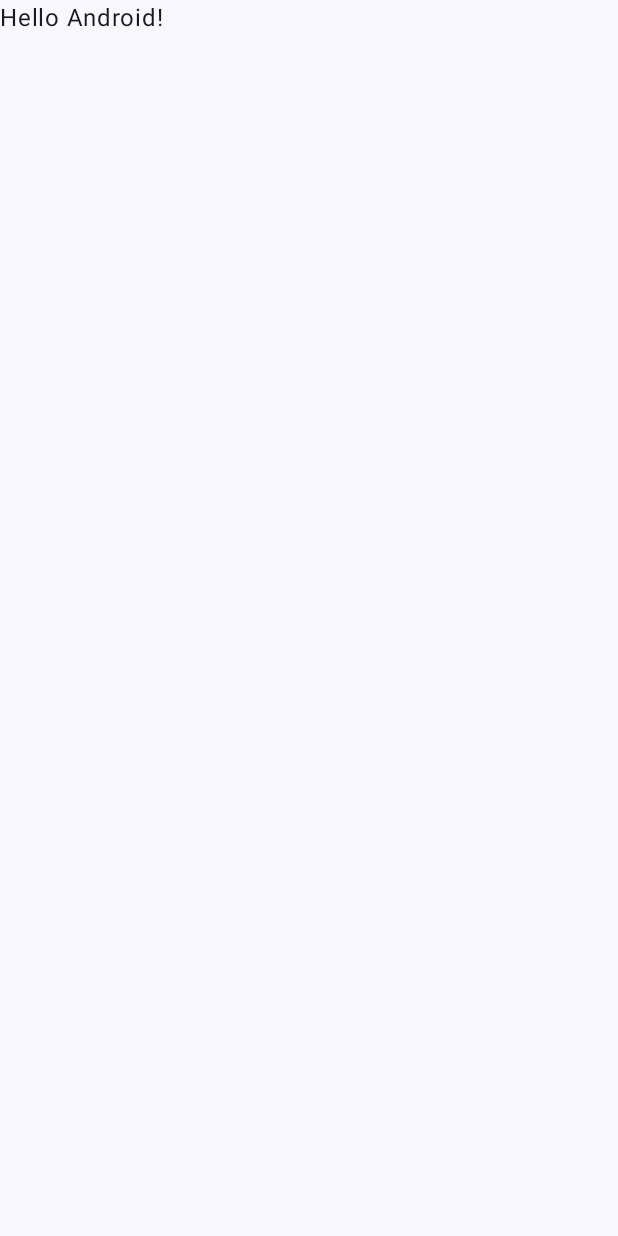
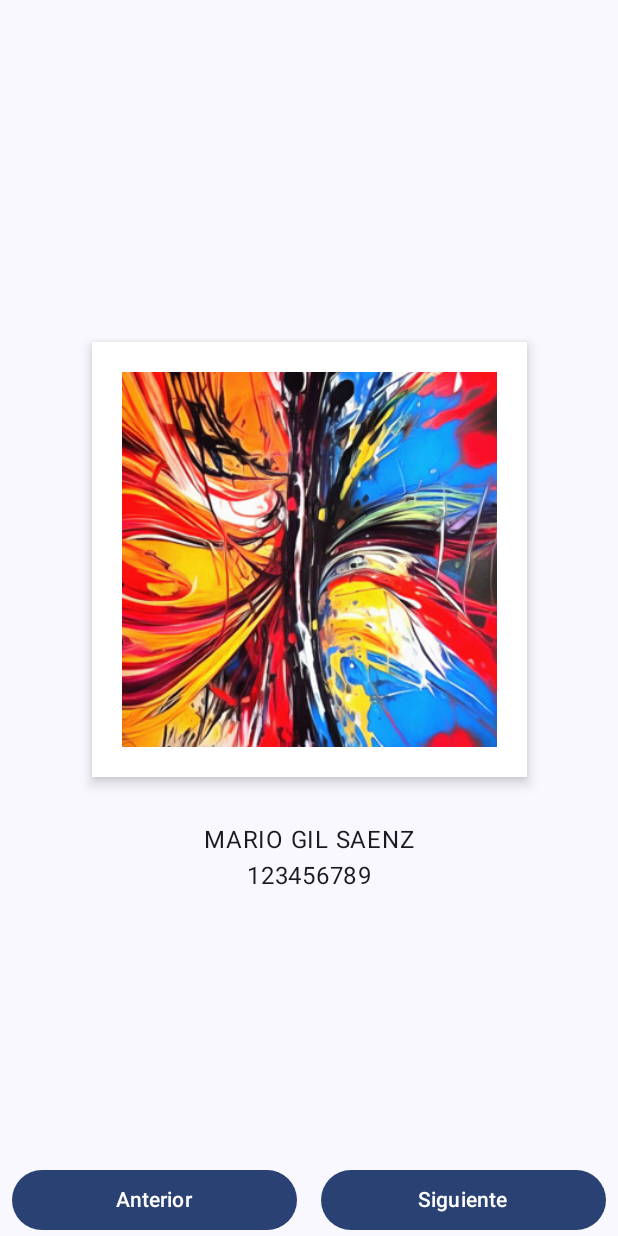
Before and after one commit to magilssa/ArtSpace_INFOMOVIL, an Android app built with Jetpack Compose: the screen it shows after launch (MainActivity), on a phone screen of 412 x 824 dp. Before the commit the screen is almost empty. Run offline under Robolectric (Android 15) with nearby library versions, the phone set to English and light mode, and no system bars.

Commit message:
Interfaz básica hecha - Faltaría agregar la funcionalidad a los botones Siguiente y Anterior

```diff
--- a/app/src/main/java/com/example/artspace_infomovil/MainActivity.kt
+++ b/app/src/main/java/com/example/artspace_infomovil/MainActivity.kt
@@ -3,13 +3,34 @@ package com.example.artspace_infomovil
 import android.os.Bundle
 import androidx.activity.ComponentActivity
 import androidx.activity.compose.setContent
+import androidx.compose.foundation.BorderStroke
+import androidx.compose.foundation.Image
+import androidx.compose.foundation.border
+import androidx.compose.foundation.layout.Arrangement
+import androidx.compose.foundation.layout.Column
+import androidx.compose.foundation.layout.Row
+import androidx.compose.foundation.layout.Spacer
 import androidx.compose.foundation.layout.fillMaxSize
+import androidx.compose.foundation.layout.fillMaxWidth
+import androidx.compose.foundation.layout.height
+import androidx.compose.foundation.layout.padding
+import androidx.compose.foundation.layout.size
+import androidx.compose.foundation.shape.RoundedCornerShape
+import androidx.compose.material3.Button
 import androidx.compose.material3.MaterialTheme
 import androidx.compose.material3.Surface
 import androidx.compose.material3.Text
 import androidx.compose.runtime.Composable
+import androidx.compose.ui.Alignment
 import androidx.compose.ui.Modifier
+import androidx.compose.ui.draw.clip
+import androidx.compose.ui.draw.shadow
+import androidx.compose.ui.graphics.Color
+import androidx.compose.ui.layout.ContentScale
+import androidx.compose.ui.res.painterResource
+import androidx.compose.ui.res.stringResource
 import androidx.compose.ui.tooling.preview.Preview
+import androidx.compose.ui.unit.dp
 import com.example.artspace_infomovil.ui.theme.ArtSpace_INFOMOVILTheme
 
 class MainActivity : ComponentActivity() {
@@ -22,7 +43,7 @@ class MainActivity : ComponentActivity() {
                     modifier = Modifier.fillMaxSize(),
                     color = MaterialTheme.colorScheme.background
                 ) {
-                    Greeting("Android")
+                    SpaceApp()
                 }
             }
         }
@@ -30,17 +51,61 @@ class MainActivity : ComponentActivity() {
 }
 
 @Composable
-fun Greeting(name: String, modifier: Modifier = Modifier) {
-    Text(
-        text = "Hello $name!",
-        modifier = modifier
-    )
+fun SpaceApp(
+    modifier: Modifier = Modifier
+) {
+    Column(
+        horizontalAlignment = Alignment.CenterHorizontally,
+        verticalArrangement = Arrangement.Center
+
+    ){
+        Image(
+            painter = painterResource(R.drawable.cuadro),
+            contentDescription = null,
+            contentScale = ContentScale.Crop,
+            modifier = Modifier
+                .shadow(5.dp)
+                .border(BorderStroke(20.dp, Color.White))
+                .size(290.dp)
+                .clip(RoundedCornerShape(16.dp))
+        )
+        Spacer(
+            modifier = Modifier.height(30.dp)
+        )
+        Text(
+            text = stringResource(R.string.name)
+        )
+        Text(
+            text = stringResource(R.string.num)
+        )
+
+    }
+    Row(
+        modifier = Modifier
+            .fillMaxWidth(),
+        verticalAlignment = Alignment.Bottom
+    ){
+        Button(onClick = { /*TODO*/ }, modifier = Modifier
+            .weight(1f)
+            .padding(horizontal = 8.dp)) {
+            Text(
+                text = stringResource(R.string.Ant)
+            )
+        }
+        Button(onClick = { /*TODO*/ }, modifier = Modifier
+            .weight(1f)
+            .padding(horizontal = 8.dp)) {
+            Text(
+                text = stringResource(R.string.Sig)
+            )
+        }
+    }
 }
 
 @Preview(showBackground = true)
 @Composable
-fun GreetingPreview() {
+fun SpacePreview() {
     ArtSpace_INFOMOVILTheme {
-        Greeting("Android")
+        SpaceApp()
     }
 }
--- a/app/src/main/res/values/strings.xml
+++ b/app/src/main/res/values/strings.xml
@@ -1,3 +1,7 @@
 <resources>
     <string name="app_name">ArtSpace_INFOMOVIL</string>
+    <string name="name">MARIO GIL SAENZ</string>
+    <string name="num">123456789</string>
+    <string name="Sig">Siguiente</string>
+    <string name="Ant">Anterior</string>
 </resources>
```
Also changed, not shown: app/src/main/res/drawable-nodpi/cuadro.jpg (added).
